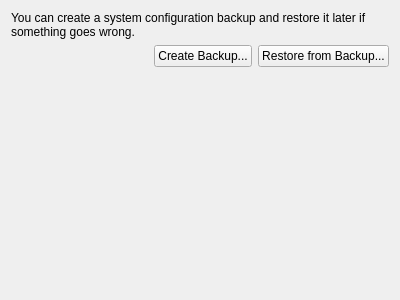
This is client/src/ui/widgets/settings/database_management_widget.ui in networkoptix/nx_open as Qt 5 draws it before an edit. The edited form follows.
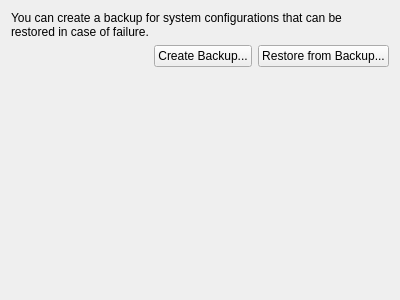
This is the edited form.

```diff
--- a/client/src/ui/widgets/settings/database_management_widget.ui
+++ b/client/src/ui/widgets/settings/database_management_widget.ui
@@ -17,7 +17,7 @@
    <item>
     <widget class="QLabel" name="label">
      <property name="text">
-      <string>You can create a system configuration backup and restore it later if something goes wrong. </string>
+      <string>You can create a backup for system configurations that can be restored in case of failure.</string>
      </property>
      <property name="wordWrap">
       <bool>true</bool>
```
